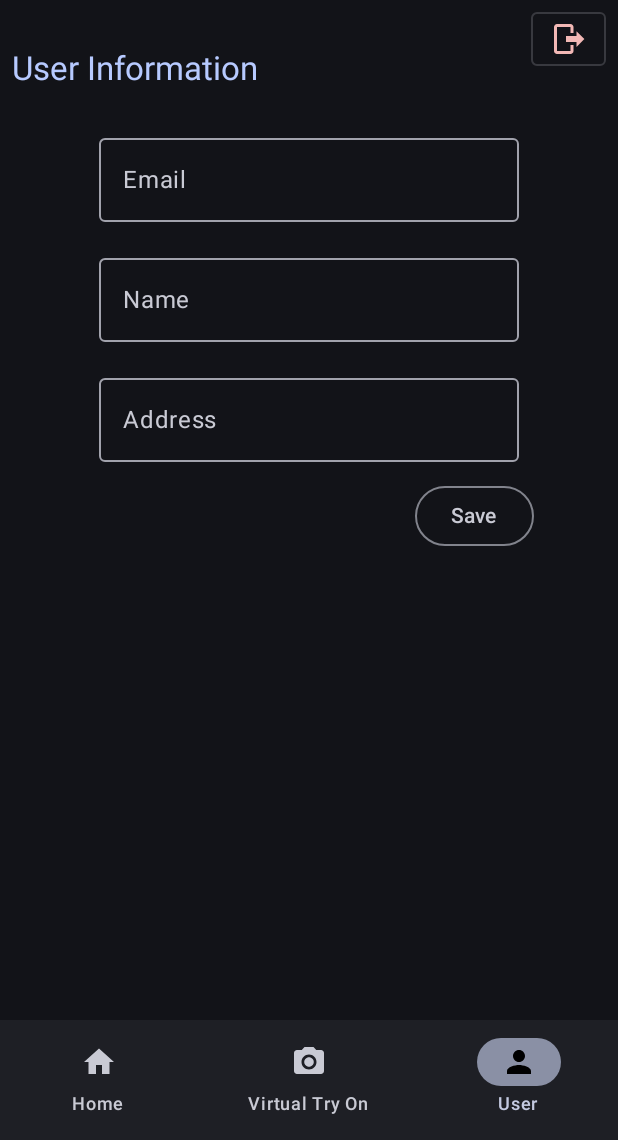
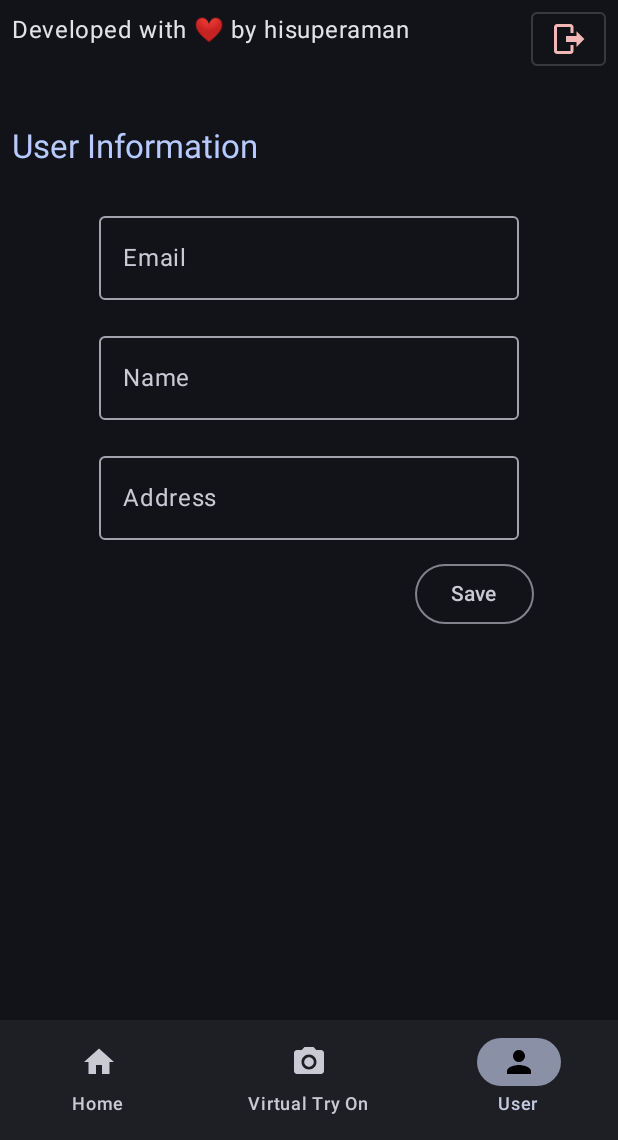
Before and after one commit to hisuperaman/cartit, an Android app built with Jetpack Compose: the UserScreen screen opened through its navigation route, on a phone screen of 412 x 824 dp, the part 96-1236 px from its top. Run offline under Robolectric (Android 15) with nearby library versions, the phone set to English and light mode, and no system bars; our stand-ins replace Room's generated code.

Commit message:
added credits in userscreen

```diff
--- a/app/src/main/java/com/hisuperaman/cartit/UserScreen.kt
+++ b/app/src/main/java/com/hisuperaman/cartit/UserScreen.kt
@@ -1,5 +1,7 @@
 package com.hisuperaman.cartit
 
+import android.content.Intent
+import android.net.Uri
 import android.util.Log
 import android.widget.Toast
 import androidx.compose.foundation.border
@@ -84,15 +86,29 @@ fun UserScreen(authViewModel: AuthViewModel, onLogoutClick: () -> Unit, modifier
 
         var errorMessage: String? by remember { mutableStateOf(null) }
 
-        Surface(
+        Box(
             modifier = modifier
         ) {
+            Column {
                 Row(
                     modifier = Modifier
                         .fillMaxWidth()
                         .padding(8.dp),
-                horizontalArrangement = Arrangement.End
+                    horizontalArrangement = Arrangement.SpaceBetween
                 ) {
+                    Row {
+                        Text(
+                            text = "Developed with ❤\uFE0F by "
+                        )
+                        Text(
+                            text = "hisuperaman",
+                            modifier = Modifier.clickable() {
+                                val intent = Intent(Intent.ACTION_VIEW, Uri.parse("https://github.com/hisuperaman"))
+                                context.startActivity(intent)
+                            }
+                        )
+                    }
+
                     StyledIconButton(
                         onClick = {
                             authViewModel.logout {
@@ -173,7 +189,7 @@ fun UserScreen(authViewModel: AuthViewModel, onLogoutClick: () -> Unit, modifier
                     }
 
                 }
-
+            }
         }
 }
 
```
Lines whose indentation alone changed are shown as unchanged.
